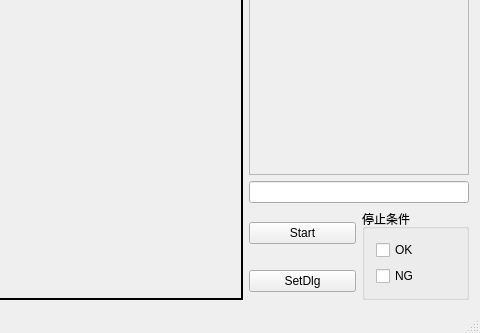
Old version of the form example-demo/algo_demo/algo_demo.ui in the repository RICOH-PROGRAM/Standard_Inspect_Demo; both pictures show x 428 to 908 and y 315 to 648 of the 908 by 648 pixel window.
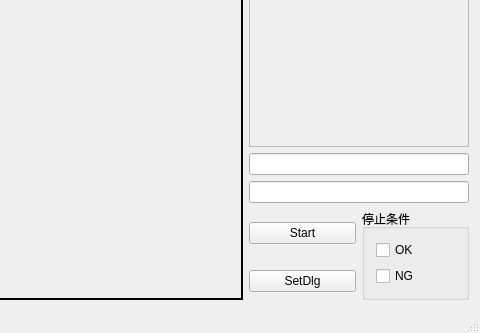
New version of the form.

Patch:
```diff
--- a/example-demo/algo_demo/algo_demo.ui
+++ b/example-demo/algo_demo/algo_demo.ui
@@ -68,6 +68,9 @@
         </property>
        </widget>
       </item>
+      <item>
+       <widget class="QLineEdit" name="lineEdit_2"/>
+      </item>
       <item>
        <widget class="QLineEdit" name="lineEdit"/>
       </item>
```
Left out of the diff: 2 changed lines with no effect on the pictures.
